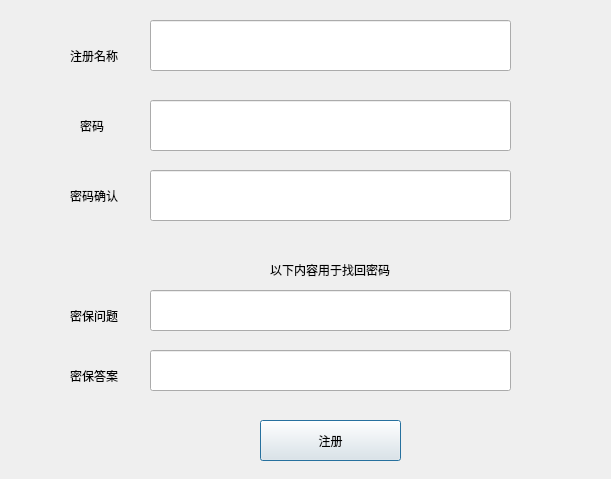
Type3limit/EasyManager, file registdialog.ui: the form before one commit.
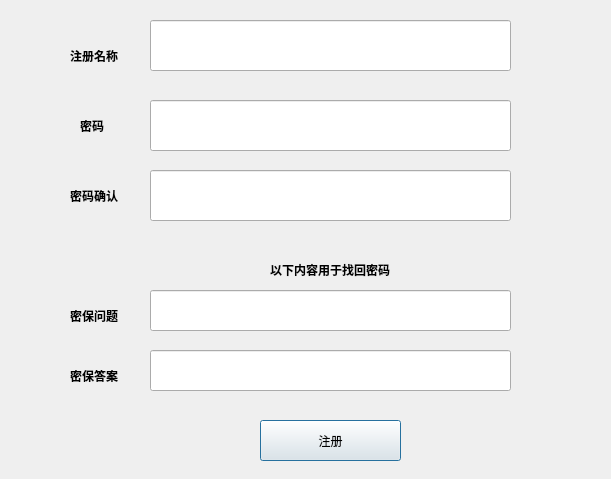
The form after the commit. Icons and pictures are not drawn.

What changed in the file:
```diff
--- a/registdialog.ui
+++ b/registdialog.ui
@@ -25,6 +25,18 @@
   <property name="windowTitle">
    <string>EasyManager_Regist</string>
   </property>
+  <property name="styleSheet">
+   <string notr="true">QDialog
+{
+background-image:url(&quot;:/Theme/BackImage/DialogBack_5.jpg&quot;)
+}
+
+QLabel
+{
+font:bold 12px;
+color:black
+}</string>
+  </property>
   <widget class="QLineEdit" name="NameEdit">
    <property name="geometry">
     <rect>
```
